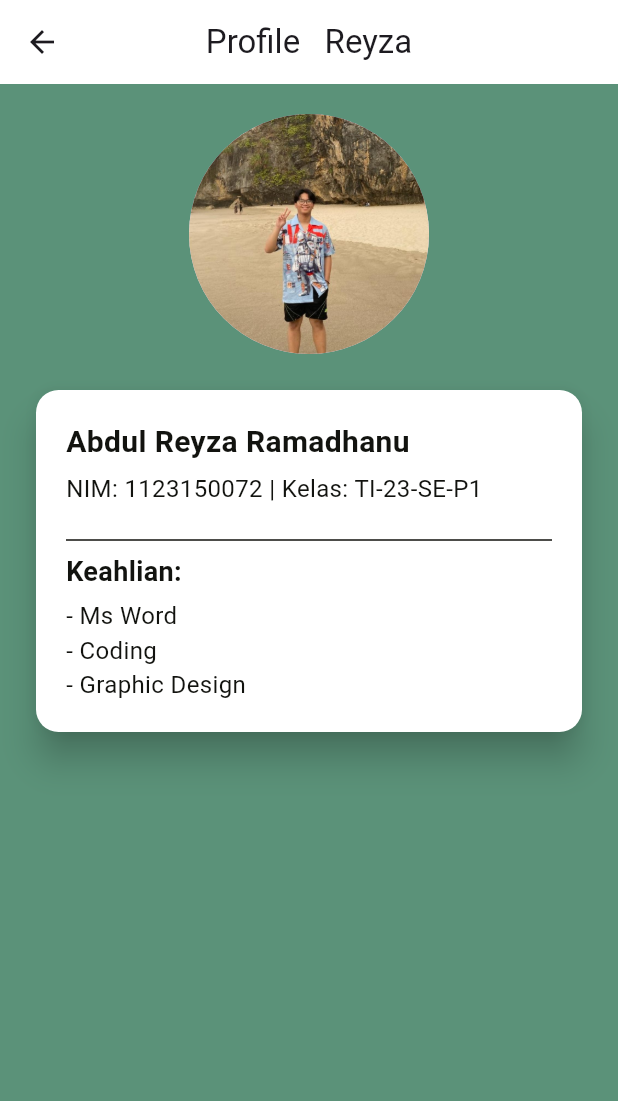
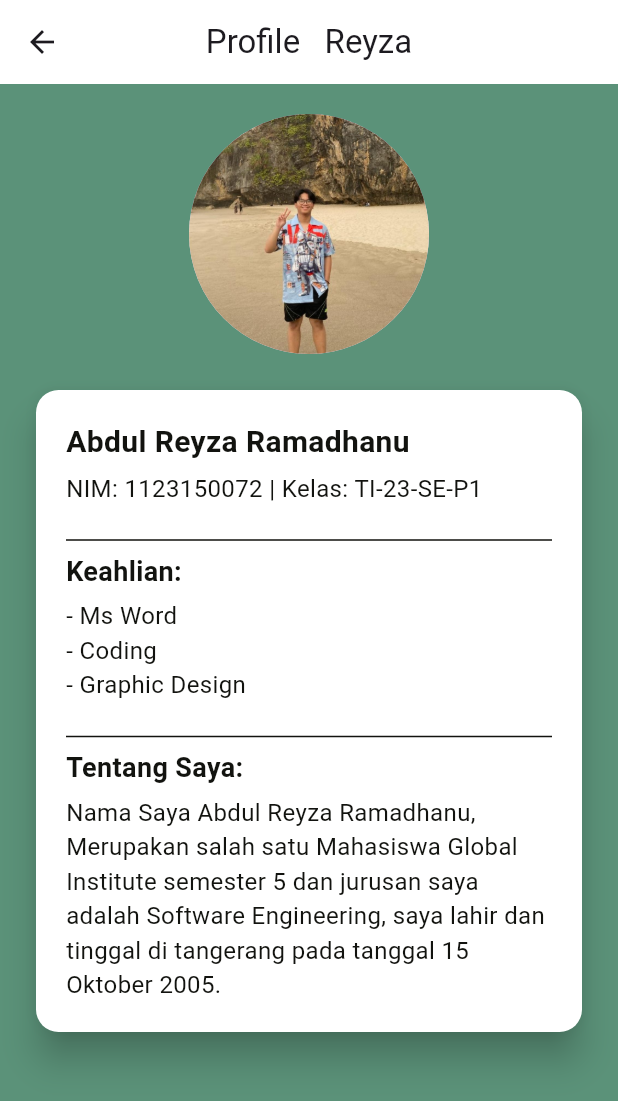
Before and after one commit to AbdulReyza/kelompok_2, a Flutter app: the ProfileReyza screen opened directly, on a phone screen of 412 x 824 dp. Shown: the top 1101 px of the screen. Run offline on Flutter 3.47's test engine with Material 3 defaults, Android fonts, the phone set to English and light mode, and no system bars; our stand-ins replace lottie; Roboto replaces fonts that are missing (Pixel).

Commit message:
menambah keterangan tentang saya

```diff
--- a/lib/presentation/profile/reyza_profile.dart
+++ b/lib/presentation/profile/reyza_profile.dart
@@ -85,6 +85,24 @@ class _ProfileReyzaState extends State<ProfileReyza> {
                         color: Color(0xFF12130F),
                       ),
                     ),
+                    SizedBox(height: 15),
+                    Divider(color: Color(0xFF12130F)),
+                    Text(
+                      'Tentang Saya:',
+                      style: TextStyle(
+                        fontSize: 18,
+                        fontWeight: FontWeight.bold,
+                        color: Color(0xFF12130F),
+                      ),
+                    ),
+                     SizedBox(height: 5),
+                    Text(
+                     'Nama Saya Abdul Reyza Ramadhanu, Merupakan salah satu Mahasiswa Global Institute semester 5 dan jurusan saya adalah Software Engineering, saya lahir dan tinggal di tangerang pada tanggal 15 Oktober 2005.',
+                      style: TextStyle(
+                        fontSize: 16,
+                        color: Color(0xFF12130F),
+                      ),
+                    )
                   ],
             ),
                ),
```
